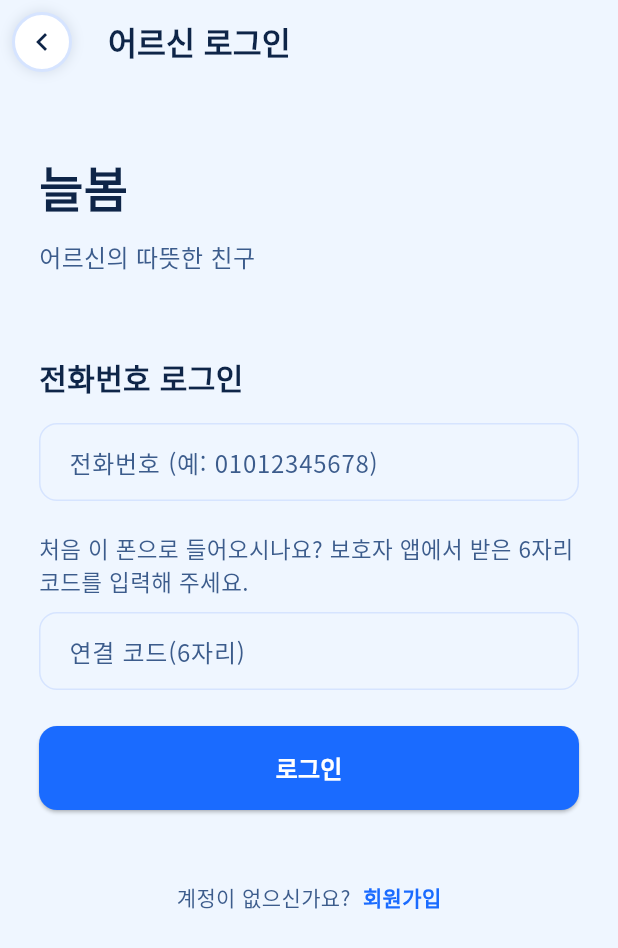
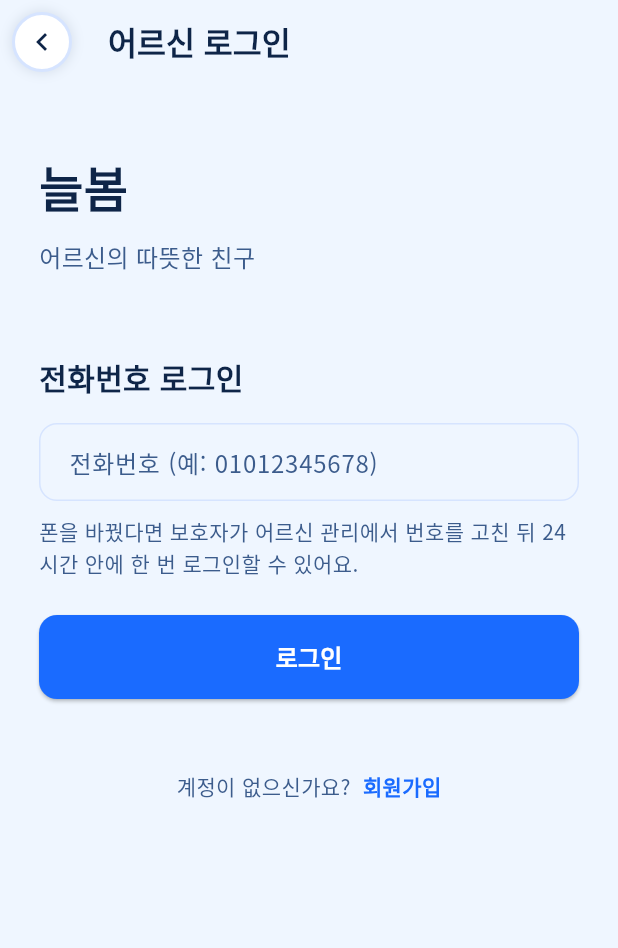
Before and after one commit to poro832/Neulbom, a Flutter app: the ElderlyGate screen opened directly, after a tap on "처음 화면으로", on a phone screen of 412 x 824 dp. Shown: the top 948 px of the screen. Run offline on Flutter 3.47's test engine with Material 3 defaults, Android fonts, the phone set to English and light mode, and no system bars; our stand-ins replace firebase_auth, firebase_core, firebase_messaging, fl_chart, google_fonts, shared_preferences; accounts and stored records are empty; generated files the repository leaves out were written again.

Commit message:
feat: 앱 — 어르신 로그인에서 연결 코드 칸을 없애고(새 폰은 번호만, 보호자가 번호를 고친 뒤 24시간 안에 한 번), 고정 연결 코드를 가입 때·메뉴에서 언제든 다시 보고, 새 코드 만들기는 확인을 받는다

```diff
--- a/client/lib/models/nulbom_models.dart
+++ b/client/lib/models/nulbom_models.dart
@@ -221,27 +221,31 @@ class PairResult {
       );
 }
 
-class PairingCode {
-  final String code; // 앞자리 0이 있을 수 있어 문자열이다
-  final DateTime expiresAt;
+/// 보호자가 어르신 전화번호를 고친 결과. 새 폰은 [newPhoneLoginUntil]까지 번호만으로 한 번 로그인할 수 있다.
+class PhoneChange {
+  final String phone;
+  final DateTime? newPhoneLoginUntil;
 
-  const PairingCode({required this.code, required this.expiresAt});
+  const PhoneChange({required this.phone, this.newPhoneLoginUntil});
 
-  factory PairingCode.fromJson(Map<String, dynamic> json) => PairingCode(
-        code: json['code'] as String,
-        expiresAt: _asTime(json['expires_at'])!,
+  factory PhoneChange.fromJson(Map<String, dynamic> json) => PhoneChange(
+        phone: json['phone'] as String,
+        newPhoneLoginUntil: _asTime(json['new_phone_login_until']),
       );
 }
 
 class SignupResult {
   final String elderKey;
   final String status;
+  // 어르신 먼저 가입이면 서버가 정해 준 고정 연결 코드. 보호자 코드로 가입하면 없다.
+  final String? linkCode;
 
-  const SignupResult({required this.elderKey, required this.status});
+  const SignupResult({required this.elderKey, required this.status, this.linkCode});
 
   factory SignupResult.fromJson(Map<String, dynamic> json) => SignupResult(
         elderKey: json['elder_key'] as String,
         status: json['status'] as String,
+        linkCode: json['link_code'] as String?,
       );
 }
 
--- a/client/lib/screens/elderly_gate.dart
+++ b/client/lib/screens/elderly_gate.dart
@@ -9,6 +9,7 @@ import '../services/auth_service.dart';
 import '../services/nulbom_api.dart';
 import 'elderly_home_page.dart' show ElderlyHomePage;
 import 'elderly_login_screen.dart' show ElderlyLoginScreen;
+import 'link_code_renew.dart';
 
 /// 어르신 홈으로 가는 문. 열 때마다 서버에 내 상태를 물어본다.
 ///
@@ -29,9 +30,8 @@ class ElderlyGate extends StatefulWidget {
   /// 활성 어르신이 들어갈 홈. 기본은 어르신 홈이고, 테스트는 가벼운 화면을 넣는다.
   final WidgetBuilder? homeBuilder;
 
-  /// 가입 화면이 방금 받은 연결 코드. 있으면 연결 대기 화면에 그대로 보여 준다 —
-  /// 새로 받으면 보호자에게 이미 알려 준 코드를 쓸 수 없게 되므로 저절로 새로 받지 않는다.
-  final PairingCode? linkCode;
+  /// 가입 화면이 방금 받은 고정 연결 코드. 있으면 연결 대기 화면에 그대로 보여 주고, 없으면 서버에서 읽어 온다.
+  final String? linkCode;
 
   @override
   State<ElderlyGate> createState() => _ElderlyGateState();
@@ -41,7 +41,7 @@ class _ElderlyGateState extends State<ElderlyGate> {
   late Future<MyStatus> _status;
   bool _agreeing = false;
   String? _agreeError;
-  PairingCode? _linkCode;
+  String? _linkCode;
   bool _issuing = false;
   String? _codeError;
   Timer? _poll;
@@ -55,6 +55,7 @@ class _ElderlyGateState extends State<ElderlyGate> {
     super.initState();
     _status = NulbomApi.myStatus();
     _linkCode = widget.linkCode;
+    if (_linkCode == null) _loadCode();
     _poll = Timer.periodic(widget.pollInterval, (_) => _checkWaiting());
   }
 
@@ -80,18 +81,30 @@ class _ElderlyGateState extends State<ElderlyGate> {
     }
   }
 
-  /// 새 연결 코드(8자리, 24시간)를 받는다. 이전 코드는 서버에서 바로 못 쓰게 된다.
-  Future<void> _issueCode() async {
+  /// 내 고정 연결 코드를 읽어 온다. 읽기만 하므로 보호자에게 이미 알린 코드가 바뀌지 않는다.
+  Future<void> _loadCode() async {
+    try {
+      final code = await NulbomApi.myLinkCode();
+      if (!mounted) return;
+      setState(() => _linkCode = code);
+    } catch (error) {
+      if (!mounted) return;
+      setState(() => _codeError = _errorText(error));
+    }
+  }
+
+  /// 새 연결 코드를 만든다(확인을 받은 뒤). 이전 코드는 서버에서 바로 못 쓰게 된다.
+  Future<void> _renewCode() async {
     setState(() {
       _issuing = true;
       _codeError = null;
     });
     try {
-      final code = await NulbomApi.issueLinkCode();
+      final code = await renewLinkCodeWithConfirm(context);
       if (!mounted) return;
       setState(() {
         _issuing = false;
-        _linkCode = code;
+        if (code != null) _linkCode = code;
       });
     } catch (error) {
       if (!mounted) return;
@@ -244,13 +257,9 @@ class _ElderlyGateState extends State<ElderlyGate> {
     );
   }
 
-  static String _until(DateTime time) =>
-      '${time.month}월 ${time.day}일 ${time.hour.toString().padLeft(2, '0')}:${time.minute.toString().padLeft(2, '0')}';
-
-  /// 연결 대기 화면의 코드 칸. 코드를 보여 주고, 새 코드를 받을 수 있다.
+  /// 연결 대기 화면의 코드 칸. 고정 코드를 보여 주고, 새 코드를 만들 수 있다.
   Widget _linkCodeBox() {
     final code = _linkCode;
-    final expired = code != null && code.expiresAt.isBefore(DateTime.now());
     return Column(
       children: [
         const SizedBox(height: 24),
@@ -266,20 +275,18 @@ class _ElderlyGateState extends State<ElderlyGate> {
             child: Column(
               children: [
                 SelectableText(
-                  code.code,
+                  code,
                   textAlign: TextAlign.center,
                   style: GoogleFonts.notoSansKr(
                     fontSize: 32,
                     fontWeight: FontWeight.w800,
                     letterSpacing: 4,
-                    color: expired ? eInkSoft : eAccent,
+                    color: eAccent,
                   ),
                 ),
                 const SizedBox(height: 6),
                 Text(
-                  expired
-                      ? '이 코드는 만료됐어요. 새 코드를 받아 주세요.'
-                      : '${_until(code.expiresAt)}까지 쓸 수 있어요',
+                  '이 코드는 바뀌지 않아요. 메뉴의 "내 연결코드"에서 언제든 다시 볼 수 있어요.',
                   textAlign: TextAlign.center,
                   style: GoogleFonts.notoSansKr(fontSize: 14, color: eInkSoft),
                 ),
@@ -299,13 +306,13 @@ class _ElderlyGateState extends State<ElderlyGate> {
           width: double.infinity,
           height: 52,
           child: OutlinedButton(
-            onPressed: _issuing ? null : _issueCode,
+            onPressed: _issuing ? null : _renewCode,
             style: OutlinedButton.styleFrom(
               foregroundColor: eAccent,
               side: const BorderSide(color: eAccent, width: 1.5),
             ),
             child: Text(
-              code == null ? '연결 코드 보기' : '새 코드 받기',
+              '새 코드 만들기',
               style: const TextStyle(fontSize: 18),
             ),
           ),
@@ -313,7 +320,7 @@ class _ElderlyGateState extends State<ElderlyGate> {
         if (code != null) ...[
           const SizedBox(height: 6),
           Text(
-            '새 코드를 받으면 이전 코드는 쓸 수 없어요.',
+            '새 코드를 만들면 이전 코드는 쓸 수 없어요.',
             textAlign: TextAlign.center,
             style: GoogleFonts.notoSansKr(fontSize: 13, color: eInkSoft),
           ),
--- a/client/lib/screens/elderly_login_screen.dart
+++ b/client/lib/screens/elderly_login_screen.dart
@@ -1,5 +1,4 @@
 import 'package:flutter/material.dart';
-import 'package:flutter/services.dart';
 import 'package:google_fonts/google_fonts.dart';
 import '../services/auth_service.dart';
 import '../services/nulbom_api.dart';
@@ -25,31 +24,12 @@ class _ElderlyLoginScreenState extends State<ElderlyLoginScreen> {
   static const String _offline = '서버에 연결하지 못했어요. 잠시 뒤에 다시 해 주세요.';
 
   final TextEditingController _phoneController = TextEditingController();
-  final TextEditingController _codeController = TextEditingController();
   bool _isLoading = false;
   String? _errorMessage;
-
-  /// 이 폰에 어르신 열쇠가 있는가. 읽는 동안은 null이고, 그동안 연결 코드 칸을 그리지 않는다(깜빡이지 않게).
-  /// 열쇠가 없으면 운영자·보호자가 미리 등록한 어르신이 보호자 앱에서 받은 6자리 코드로 이 폰을 연결한다.
-  bool? _hasKey;
-  late final Future<void> _keyRead;
-
-  @override
-  void initState() {
-    super.initState();
-    _keyRead = _readKey();
-  }
-
-  Future<void> _readKey() async {
-    final key = await NulbomApi.elderKey();
-    if (!mounted) return;
-    setState(() => _hasKey = key != null && key.isNotEmpty);
-  }
 
   @override
   void dispose() {
     _phoneController.dispose();
-    _codeController.dispose();
     super.dispose();
   }
 
@@ -61,24 +41,17 @@ class _ElderlyLoginScreenState extends State<ElderlyLoginScreen> {
       });
       return;
     }
-    // 열쇠를 다 읽기 전에 눌렀으면 읽기를 기다린다. 없으면 코드 칸이 나타나고 아래에서 코드를 달라고 안내한다.
-    if (_hasKey == null) {
-      await _keyRead;
-      if (!mounted || _hasKey == null) return;
-    }
-    if (_hasKey!) {
-      await _loginWithSavedKey();
-    } else {
-      await _pairThisPhone();
-    }
-  }
-
-  /// 이 폰에 어르신 열쇠가 있다: 지금처럼 번호만으로 들어간다.
-  Future<void> _loginWithSavedKey() async {
     setState(() {
       _isLoading = true;
       _errorMessage = null;
     });
+
+    // 이 폰에 열쇠가 없으면 새 폰이다: 보호자가 어르신 관리에서 번호를 고쳐 열어 둔 번호만 서버가 열쇠를 준다.
+    final hasKey = (await NulbomApi.elderKey())?.isNotEmpty ?? false;
+    if (!hasKey) {
+      await _loginOnNewPhone();
+      return;
+    }
 
     final result = await AuthService.elderlyLogin(phone: _phoneController.text);
     if (!mounted) return;
@@ -96,28 +69,20 @@ class _ElderlyLoginScreenState extends State<ElderlyLoginScreen> {
     }
   }
 
-  /// 이 폰에 열쇠가 없다: 번호와 보호자가 만든 6자리 코드로 서버에서 이 폰 전용 열쇠를 받는다.
-  /// 코드는 일회용이고 틀리면 서버가 횟수를 센다 — 진행 중에는 다시 보내지 않는다.
-  Future<void> _pairThisPhone() async {
+  /// 새 폰: 번호만으로 서버에 열쇠를 청한다. 보호자가 번호를 고쳐 둔 뒤 24시간 안에, 한 번만 받는다.
+  Future<void> _loginOnNewPhone() async {
     final phone = _phoneController.text.trim();
-    final code = _codeController.text.trim();
     if (phone.length < 10) {
-      setState(() => _errorMessage = '유효한 전화번호를 입력해주세요.');
-      return;
-    }
-    if (!RegExp(r'^\d{6}$').hasMatch(code)) {
-      setState(() => _errorMessage = '연결 코드 6자리를 입력해 주세요.');
+      setState(() {
+        _isLoading = false;
+        _errorMessage = '유효한 전화번호를 입력해주세요.';
+      });
       return;
     }
 
-    setState(() {
-      _isLoading = true;
-      _errorMessage = null;
-    });
-
     String? failure;
     try {
-      final result = await NulbomApi.pair(code: code, phone: phone);
+      final result = await NulbomApi.claimNewPhone(phone: phone);
       await AuthService.rememberElder(name: result.elderName, phone: phone);
     } on ApiException catch (error) {
       failure = error.message;
@@ -264,30 +229,11 @@ class _ElderlyLoginScreenState extends State<ElderlyLoginScreen> {
                   enabled: !_isLoading,
                   decoration: _fieldDecoration('전화번호 (예: 01012345678)'),
                 ),
-
-                // 이 폰에 어르신 열쇠가 없을 때만: 보호자 앱에서 받은 6자리 연결 코드
-                if (_hasKey == false) ...[
-                  const SizedBox(height: 20),
-                  Text(
-                    '처음 이 폰으로 들어오시나요? 보호자 앱에서 받은 6자리 코드를 입력해 주세요.',
-                    style: GoogleFonts.notoSansKr(
-                      fontSize: 15,
-                      fontWeight: FontWeight.w500,
-                      height: 1.5,
-                      color: eInkSoft,
-                    ),
-                  ),
-                  const SizedBox(height: 10),
-                  TextField(
-                    key: const Key('elder-pairing-code'),
-                    controller: _codeController,
-                    keyboardType: TextInputType.number,
-                    maxLength: 6,
-                    inputFormatters: [FilteringTextInputFormatter.digitsOnly],
-                    enabled: !_isLoading,
-                    decoration: _fieldDecoration('연결 코드(6자리)'),
-                  ),
-                ],
+                const SizedBox(height: 10),
+                Text(
+                  '폰을 바꿨다면 보호자가 어르신 관리에서 번호를 고친 뒤 24시간 안에 한 번 로그인할 수 있어요.',
+                  style: GoogleFonts.notoSansKr(fontSize: 14, height: 1.5, color: eInkSoft),
+                ),
 
                 // 에러 메시지
                 if (_errorMessage != null)
```
Also changed, not shown: client/lib/screens/elder_edit_dialog.dart (+41 -46 lines), client/lib/screens/elderly_home_page.dart (+37 -18 lines), client/lib/screens/elderly_signup_screen.dart (+14 -16 lines), client/lib/screens/link_code_renew.dart (added, +48 -0 lines), client/lib/services/nulbom_api.dart (+17 -15 lines), 7 other files.
